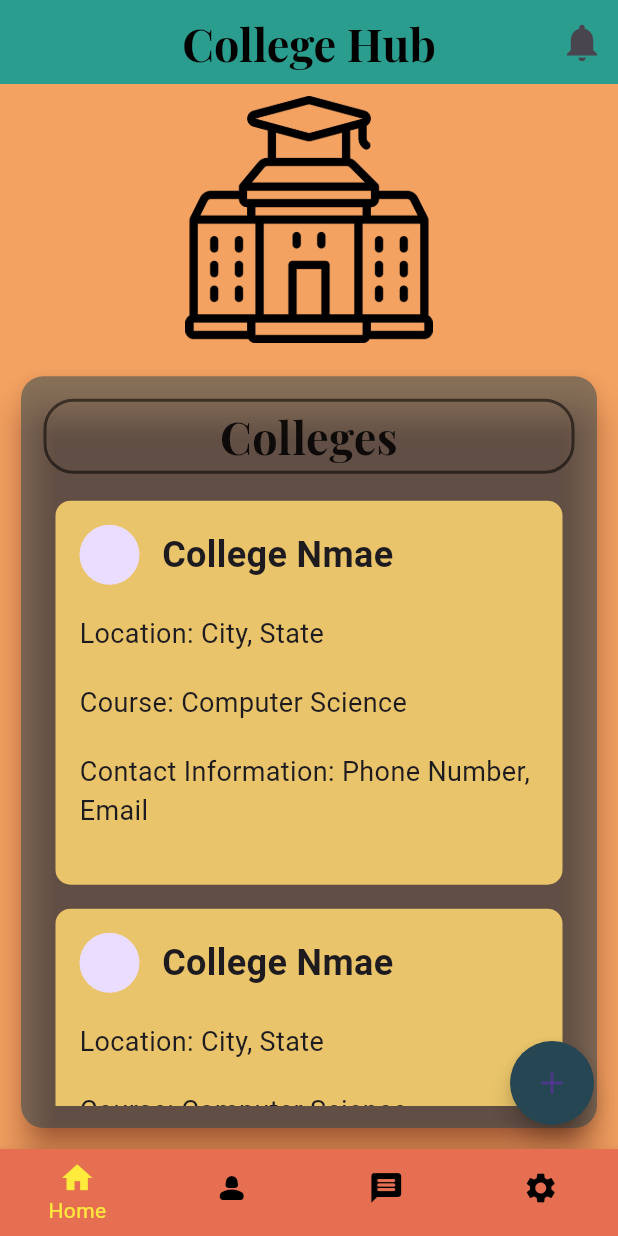
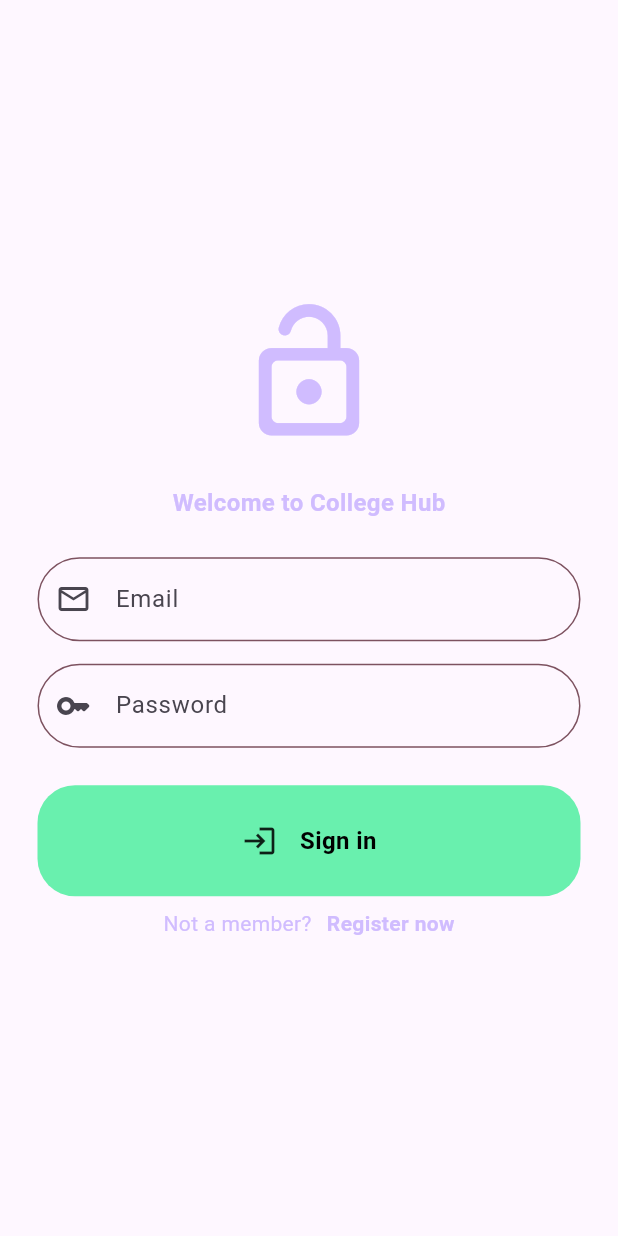
Before and after one commit to Gehad-Elsady/collegehub, a Flutter app: the screen it shows after launch, on a phone screen of 412 x 824 dp. Run offline on Flutter 3.47's test engine with Material 3 defaults, Android fonts, the phone set to English and light mode, and no system bars; our stand-ins replace easy_localization, firebase_auth, firebase_core, google_fonts; accounts and stored records are empty.

Commit message:
add Auth

```diff
--- a/assets/translations/en.json
+++ b/assets/translations/en.json
@@ -32,6 +32,20 @@
     "about":"About",
     "about-hint":"Enter data about the college major and programs and the life after graduation",
     "save":"Save",
-    "update":"Update"
+    "update":"Update",
+    "password":"Password",
+    "sign-in":"Sign in",
+    "not-m":"Not a member?",
+    "register-now":"Register now",
+    "login-title":"Welcome to College Hub",
+    "c-password":"Confirm password",
+    "sign-up":"Sign up",
+    "sign-up-title":"Let's create a new account for you",
+    "have-account":"already have an account?  ",
+    "login-now":"Login now",
+    "password-error":"Passwords do not match",
+    "error-pass":"Incorrect password",
+    "error-login":"Incorrect password or email",
+    "select-language":"Select Language"
 
 }
--- /dev/null
+++ b/lib/Auth/auth-fire/auth-gete.dart
@@ -0,0 +1,26 @@
+import 'package:collegehub/Auth/auth-fire/login_or_register.dart';
+import 'package:collegehub/screens/home-screen.dart';
+import 'package:firebase_auth/firebase_auth.dart';
+import 'package:flutter/material.dart';
+
+class AuthGete extends StatelessWidget {
+  static const String routName = "authPage";
+
+  const AuthGete({super.key});
+
+  @override
+  Widget build(BuildContext context) {
+    return Scaffold(
+      body: StreamBuilder(
+        stream: FirebaseAuth.instance.authStateChanges(),
+        builder: (context, snapshot) {
+          if (snapshot.data != null) {
+            return HomeScreen();
+          } else {
+            return LoginOrRegister();
+          }
+        },
+      ),
+    );
+  }
+}
--- /dev/null
+++ b/lib/Auth/auth-fire/auth_services.dart
@@ -0,0 +1,35 @@
+import 'package:firebase_auth/firebase_auth.dart';
+
+class AuthServices {
+  final FirebaseAuth _firebaseAuth = FirebaseAuth.instance;
+
+  User? getCurrentUser() {
+    return _firebaseAuth.currentUser;
+  }
+
+  Future<UserCredential> signinWithEmailPassword(
+      String email, String password) async {
+    try {
+      UserCredential usercredential = await _firebaseAuth
+          .signInWithEmailAndPassword(email: email, password: password);
+      return usercredential;
+    } on FirebaseAuthException catch (e) {
+      throw Exception(e.code);
+    }
+  }
+
+  Future<UserCredential> signupWithEmailPassword(
+      String email, String password) async {
+    try {
+      UserCredential usercredential = await _firebaseAuth
+          .createUserWithEmailAndPassword(email: email, password: password);
+      return usercredential;
+    } on FirebaseAuthException catch (e) {
+      throw Exception(e.code);
+    }
+  }
+
+  Future<void> signout() async {
+    return await _firebaseAuth.signOut();
+  }
+}
--- /dev/null
+++ b/lib/Auth/auth-fire/login_or_register.dart
@@ -0,0 +1,33 @@
+import 'package:collegehub/Auth/login_page.dart';
+import 'package:collegehub/Auth/register_page.dart';
+import 'package:flutter/material.dart';
+
+class LoginOrRegister extends StatefulWidget {
+  static const String routName = "registerPage";
+
+  const LoginOrRegister({super.key});
+
+  @override
+  State<LoginOrRegister> createState() => _LoginOrRegisterState();
+}
+
+class _LoginOrRegisterState extends State<LoginOrRegister> {
+  bool showLoginPage = true;
+
+  void toggelPage() {
+    setState(() {
+      showLoginPage = !showLoginPage;
+    });
+  }
+
+  @override
+  Widget build(BuildContext context) {
+    if (showLoginPage) {
+      return LoginPage(
+        ontap: toggelPage,
+      );
+    } else {
+      return RegisterPage(onTap: toggelPage);
+    }
+  }
+}
--- /dev/null
+++ b/lib/Auth/login_page.dart
@@ -0,0 +1,109 @@
+import 'package:collegehub/Auth/auth-fire/auth_services.dart';
+import 'package:collegehub/Components/my_button.dart';
+import 'package:collegehub/Components/my_textfilde.dart';
+import 'package:easy_localization/easy_localization.dart';
+import 'package:firebase_auth/firebase_auth.dart';
+import 'package:flutter/material.dart';
+
+class LoginPage extends StatefulWidget {
+  final void Function()? ontap;
+  static const String routName = "loginPage";
+
+  const LoginPage({super.key, required this.ontap});
+
+  @override
+  State<LoginPage> createState() => _LoginPageState();
+}
+
+class _LoginPageState extends State<LoginPage> {
+  final TextEditingController emailController = TextEditingController();
+
+  final TextEditingController passwordController = TextEditingController();
+  void login() async {
+    final _authService = AuthServices();
+    try {
+      await _authService.signinWithEmailPassword(
+          emailController.text, passwordController.text);
+    } catch (e) {
+      String errorMessage = "error-login".tr();
+      if (e is FirebaseAuthException) {
+        if (e.code == "wrong-password") {
+          errorMessage = "error-pass".tr();
+        }
+      }
+      showDialog(
+        context: context,
+        builder: (context) => AlertDialog(
+          title: Text(errorMessage),
+        ),
+      );
+    }
+  }
+
+  @override
+  Widget build(BuildContext context) {
+    return Scaffold(
+      backgroundColor: Theme.of(context).colorScheme.background,
+      body: Center(
+        child: Column(
+          mainAxisAlignment: MainAxisAlignment.center,
+          children: [
+            // logo
+            Icon(
+              Icons.lock_open_rounded,
+              size: 100,
+              color: Theme.of(context).colorScheme.inversePrimary,
+            ),
+            SizedBox(
+              height: 25,
+            ),
+            //massege
+            Text(
+              "login-title".tr(),
+              style: TextStyle(
+                fontSize: 16,
+                color: Theme.of(context).colorScheme.inversePrimary,
+                fontWeight: FontWeight.bold,
+              ),
+            ),
+            SizedBox(
+              height: 25,
+            ),
+            //email
+            MyTextFilde(emailController, "email".tr(), false,
+                Icon(Icons.email_outlined)),
+            SizedBox(height: 15),
+            //password
+            MyTextFilde(passwordController, "password".tr(), true,
+                Icon(Icons.key_rounded)),
+            SizedBox(height: 25),
+            //sing in
+            MyButton(ontap: login, "sign-in".tr(), icon: Icons.login),
+            SizedBox(height: 8),
+            //sing up
+            Row(
+              mainAxisAlignment: MainAxisAlignment.center,
+              children: [
+                Text(
+                  "not-m".tr(),
+                  style: TextStyle(
+                      color: Theme.of(context).colorScheme.inversePrimary),
+                ),
+                SizedBox(width: 10),
+                GestureDetector(
+                  onTap: widget.ontap,
+                  child: Text(
+                    "register-now".tr(),
+                    style: TextStyle(
+                        color: Theme.of(context).colorScheme.inversePrimary,
+                        fontWeight: FontWeight.bold),
+                  ),
+                ),
+              ],
+            )
+          ],
+        ),
+      ),
+    );
+  }
+}
--- /dev/null
+++ b/lib/Components/my_button.dart
@@ -0,0 +1,43 @@
+import 'package:flutter/material.dart';
+
+// ignore: must_be_immutable
+class MyButton extends StatelessWidget {
+  final Function()? ontap;
+  final String text;
+  final IconData? icon;
+  TextEditingController passwordController = TextEditingController();
+  TextEditingController confirmPasswordController = TextEditingController();
+  MyButton(
+    this.text, {
+    this.icon,
+    super.key,
+    @required this.ontap,
+  });
+
+  @override
+  Widget build(BuildContext context) {
+    return GestureDetector(
+      onTap: ontap,
+      child: Container(
+        padding: const EdgeInsets.all(25),
+        margin: const EdgeInsets.symmetric(horizontal: 25),
+        decoration: BoxDecoration(
+            color: Colors.greenAccent, borderRadius: BorderRadius.circular(25)),
+        child: Row(
+          mainAxisAlignment: MainAxisAlignment.center,
+          children: [
+            Icon(icon),
+            const SizedBox(width: 15),
+            Text(
+              text,
+              style: const TextStyle(
+                  fontWeight: FontWeight.bold,
+                  color: Colors.black,
+                  fontSize: 16),
+            )
+          ],
+        ),
+      ),
+    );
+  }
+}
--- /dev/null
+++ b/lib/Components/my_textfilde.dart
@@ -0,0 +1,33 @@
+import 'package:flutter/material.dart';
+
+class MyTextFilde extends StatelessWidget {
+  final TextEditingController controller;
+  final String hintText;
+  final bool obscureText;
+  final Icon icon;
+  const MyTextFilde(this.controller, this.hintText, this.obscureText, this.icon,
+      {super.key});
+
+  @override
+  Widget build(BuildContext context) {
+    return Padding(
+      padding: const EdgeInsets.symmetric(horizontal: 25.0),
+      child: TextField(
+        controller: controller,
+        obscureText: obscureText,
+        decoration: InputDecoration(
+          enabledBorder: OutlineInputBorder(
+              borderSide:
+                  BorderSide(color: Theme.of(context).colorScheme.tertiary),
+              borderRadius: BorderRadius.circular(30.0)),
+          focusedBorder: OutlineInputBorder(
+              borderSide:
+                  BorderSide(color: Theme.of(context).colorScheme.primary),
+              borderRadius: BorderRadius.circular(30.0)),
+          hintText: hintText,
+          prefixIcon: icon,
+        ),
+      ),
+    );
+  }
+}
--- a/lib/main.dart
+++ b/lib/main.dart
@@ -1,10 +1,17 @@
+import 'package:collegehub/Auth/auth-fire/auth-gete.dart';
+import 'package:collegehub/firebase_options.dart';
 import 'package:collegehub/screens/college-screen.dart';
 import 'package:collegehub/screens/home-screen.dart';
 import 'package:collegehub/screens/message-screen.dart';
 import 'package:easy_localization/easy_localization.dart';
+import 'package:firebase_core/firebase_core.dart';
 import 'package:flutter/material.dart';
 
 void main() async {
+  WidgetsFlutterBinding.ensureInitialized();
+  await Firebase.initializeApp(
+    options: DefaultFirebaseOptions.currentPlatform,
+  );
   WidgetsFlutterBinding.ensureInitialized();
   await EasyLocalization.ensureInitialized();
   runApp(EasyLocalization(
@@ -29,11 +36,12 @@ class MyApp extends StatelessWidget {
         supportedLocales: context.supportedLocales,
         locale: context.locale,
         debugShowCheckedModeBanner: false,
-        initialRoute: HomeScreen.routeName,
+        initialRoute: AuthGete.routName,
         routes: {
           HomeScreen.routeName: (context) => const HomeScreen(),
           CollegeScreen.routeName: (context) => const CollegeScreen(),
           MessageScreen.routeName: (context) => const MessageScreen(),
+          AuthGete.routName: (context) => const AuthGete(),
         });
   }
 }
--- a/lib/model-sheets/language_bottomsheet.dart
+++ b/lib/model-sheets/language_bottomsheet.dart
@@ -20,7 +20,7 @@ class LanguageBottomSheet extends StatelessWidget {
         mainAxisSize: MainAxisSize.min,
         children: [
           Text(
-            "select_language",
+            "select-language".tr(),
             style: Theme.of(context)
                 .textTheme
                 .headlineLarge
@@ -37,7 +37,7 @@ class LanguageBottomSheet extends StatelessWidget {
               mainAxisAlignment: MainAxisAlignment.spaceBetween,
               children: [
                 Text(
-                  "english",
+                  "english".tr(),
                   style: Theme.of(context)
                       .textTheme
                       .bodyMedium
@@ -62,7 +62,7 @@ class LanguageBottomSheet extends StatelessWidget {
             child: Row(
               mainAxisAlignment: MainAxisAlignment.spaceBetween,
               children: [
-                Text("arabic",
+                Text("arabic".tr(),
                     style: Theme.of(context)
                         .textTheme
                         .bodyMedium
--- a/lib/tabs/home-tab.dart
+++ b/lib/tabs/home-tab.dart
@@ -37,7 +37,7 @@ class HomeTab extends StatelessWidget {
           Padding(
             padding: const EdgeInsets.all(8.0),
             child: Image.asset(
-              "assets/images/school.png",
+              "assets/images/school-w.png",
               height: MediaQuery.of(context).size.width * 0.4,
               fit: BoxFit.contain,
             ),
--- a/pubspec.yaml
+++ b/pubspec.yaml
@@ -39,6 +39,7 @@ dependencies:
   google_fonts: ^6.2.1
   easy_localization: ^3.0.7
   firebase_core: ^2.24.2
+  firebase_auth: ^4.16.0
 
 dev_dependencies:
   flutter_test:
```
Also changed, not shown: assets/translations/ar.json (+18 -1 lines), lib/Auth/register_page.dart (added, +133 -0 lines), lib/screens/home-screen.dart (+12 -4 lines), assets/images/school-w.png (added), pubspec.lock, 3 other files.
